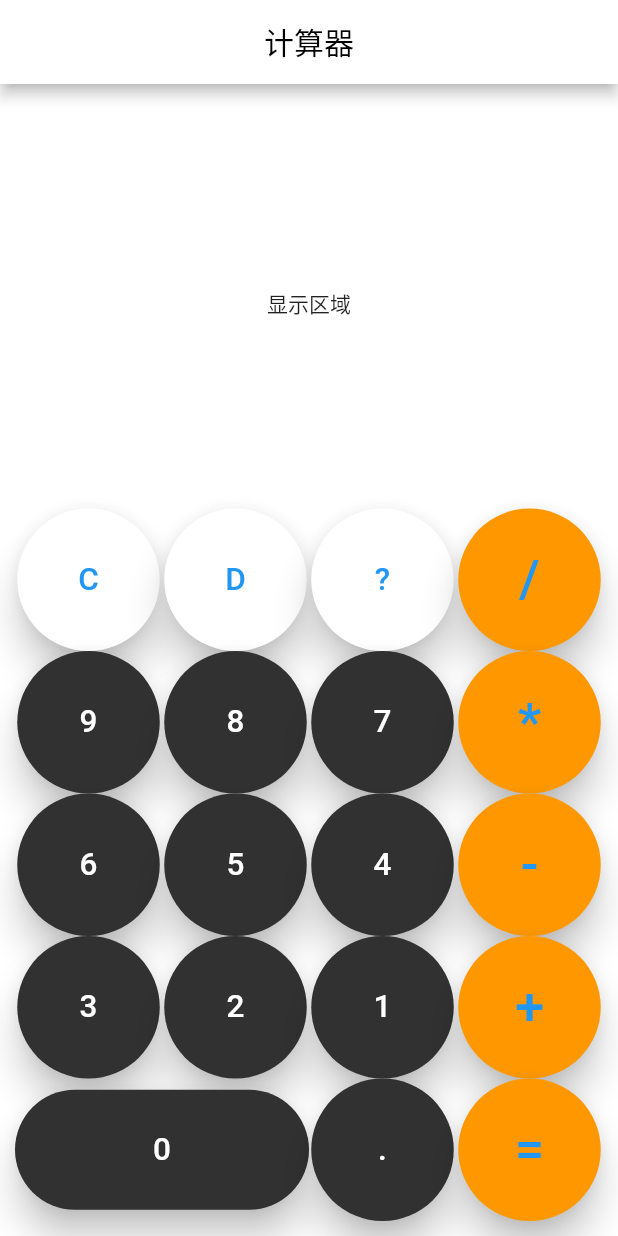
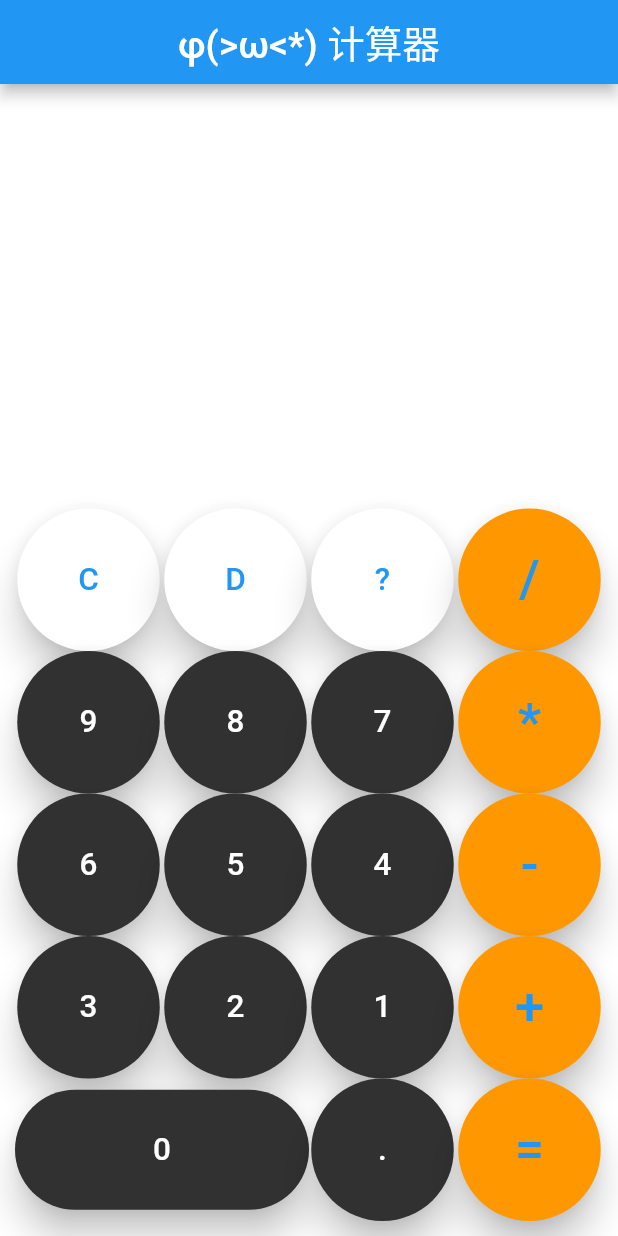
Before and after one commit to ChenVadder/TheFourthsWork, a Flutter app: the IndexPage screen opened directly, on a phone screen of 412 x 824 dp. Run offline on Flutter 3.47's test engine with Material 2 defaults, Android fonts, the light colour scheme and no system bars; Roboto replaces fonts that are missing (HYZZSDX, HYZZZQPK).

Commit message:
完成了一二三

```diff
--- a/calculator/lib/index.dart
+++ b/calculator/lib/index.dart
@@ -24,20 +24,36 @@ class IndexPage extends StatelessWidget {
   ];
 //右侧按钮
   static const RKeys = ["/", "*", "-", "+", "="];
+
+  IndexPage({Key? key}) : super(key: key);
   @override
   Widget build(BuildContext context) {
     return Scaffold(
       backgroundColor: Colors.white,
       appBar: AppBar(
-        title: const Text("计算器", style: TextStyle(color: Colors.black)),
-        backgroundColor: Colors.white,
+        title: const Text(
+          "φ(>ω<*) 计算器",
+          style: TextStyle(
+            color: Colors.white,
+            fontFamily: "HYZZSDX", //自定义字体1
+            fontSize: 25,
+          ),
+        ),
+        backgroundColor: Colors.blue,
         centerTitle: true,
       ),
       body: Padding(
         padding: const EdgeInsets.all(10.0),
         child: Column(
           children: <Widget>[
-            const Expanded(child: Center(child: Text("显示区域"))),
+            const Expanded(
+                child: Center(
+                    child: Text("(｀・ω・´)开始计算吧",
+                        style: TextStyle(
+                          color: Colors.white,
+                          fontFamily: "HYZZZQPK", //自定义字体2
+                          fontSize: 25,
+                        )))),
             Center(child: _buildButtons())
           ],
         ),
```
Also changed, not shown: calculator/lib/main.dart (+2 -95 lines), calculator/pubspec.yaml (+10 -1 lines), calculator/pubspec.lock, 3 other files.
